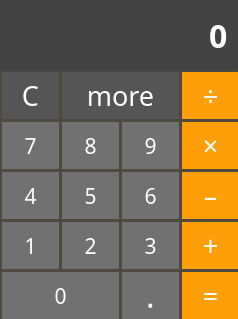
The window that Assignment_17/main_window.ui (omidNomiri/My-python-learning-process) describes before a commit, drawn with Qt 5.
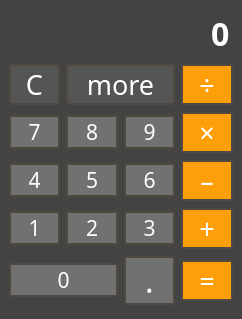
The same window after the commit.

Patch:
```diff
--- a/Assignment_17/main_window.ui
+++ b/Assignment_17/main_window.ui
@@ -6,7 +6,7 @@
    <rect>
     <x>0</x>
     <y>0</y>
-    <width>238</width>
+    <width>242</width>
     <height>319</height>
    </rect>
   </property>
@@ -21,183 +21,88 @@
 border-radius: 1px;</string>
   </property>
   <widget class="QWidget" name="centralwidget">
-   <widget class="QPushButton" name="btn_number1">
-    <property name="geometry">
-     <rect>
-      <x>0</x>
-      <y>220</y>
-      <width>61</width>
-      <height>51</height>
-     </rect>
-    </property>
+   <layout class="QGridLayout" name="gridLayout">
+    <item row="0" column="0" colspan="4">
+     <widget class="QLineEdit" name="text">
     <property name="font">
      <font>
-      <family>Segoe MDL2 Assets</family>
-      <pointsize>16</pointsize>
-     </font>
-    </property>
-    <property name="styleSheet">
-     <string notr="true">background-color: rgb(113, 113, 114);
-color: rgb(255, 255, 255);
-border: 2px solid rgb(79, 73, 64) ;</string>
-    </property>
-    <property name="text">
-     <string>1</string>
-    </property>
-   </widget>
-   <widget class="QPushButton" name="btn_number0">
-    <property name="geometry">
-     <rect>
-      <x>0</x>
-      <y>270</y>
-      <width>121</width>
-      <height>51</height>
-     </rect>
-    </property>
-    <property name="font">
-     <font>
-      <family>Segoe MDL2 Assets</family>
-      <pointsize>16</pointsize>
-     </font>
-    </property>
+        <family>Segoe UI Semibold</family>
+        <pointsize>24</pointsize>
+        <bold>true</bold>
+       </font>
+      </property>
+      <property name="layoutDirection">
+       <enum>Qt::LeftToRight</enum>
+      </property>
     <property name="styleSheet">
-     <string notr="true">background-color: rgb(113, 113, 114);
-color: rgb(255, 255, 255);
-border: 2px solid rgb(79, 73, 64) ;</string>
+       <string notr="true">color: rgb(255, 255, 255);
+
+</string>
     </property>
     <property name="text">
      <string>0</string>
     </property>
-   </widget>
-   <widget class="QPushButton" name="btn_number2">
-    <property name="geometry">
-     <rect>
-      <x>60</x>
-      <y>220</y>
-      <width>61</width>
-      <height>51</height>
-     </rect>
-    </property>
-    <property name="font">
-     <font>
-      <family>Segoe MDL2 Assets</family>
-      <pointsize>16</pointsize>
-     </font>
-    </property>
-    <property name="styleSheet">
-     <string notr="true">background-color: rgb(113, 113, 114);
-color: rgb(255, 255, 255);
-border: 2px solid rgb(79, 73, 64) ;</string>
-    </property>
-    <property name="text">
-     <string>2</string>
-    </property>
-   </widget>
-   <widget class="QPushButton" name="btn_number3">
-    <property name="geometry">
-     <rect>
-      <x>120</x>
-      <y>220</y>
-      <width>61</width>
-      <height>51</height>
-     </rect>
-    </property>
+      <property name="alignment">
+       <set>Qt::AlignRight|Qt::AlignTrailing|Qt::AlignVCenter</set>
+      </property>
+     </widget>
+    </item>
+    <item row="1" column="0">
+     <widget class="QPushButton" name="btn_clear">
     <property name="font">
      <font>
       <family>Segoe MDL2 Assets</family>
-      <pointsize>16</pointsize>
+        <pointsize>20</pointsize>
      </font>
     </property>
     <property name="styleSheet">
-     <string notr="true">background-color: rgb(113, 113, 114);
-color: rgb(255, 255, 255);
+       <string notr="true">color: rgb(255, 255, 255);
+background-color: rgb(85, 85, 86);
 border: 2px solid rgb(79, 73, 64) ;</string>
     </property>
     <property name="text">
-     <string>3</string>
-    </property>
-   </widget>
-   <widget class="QPushButton" name="btn_number4">
-    <property name="geometry">
-     <rect>
-      <x>0</x>
-      <y>170</y>
-      <width>61</width>
-      <height>51</height>
-     </rect>
-    </property>
+       <string>C</string>
+      </property>
+     </widget>
+    </item>
+    <item row="1" column="1" colspan="2">
+     <widget class="QPushButton" name="btn_more">
     <property name="font">
      <font>
       <family>Segoe MDL2 Assets</family>
-      <pointsize>16</pointsize>
+        <pointsize>20</pointsize>
      </font>
     </property>
     <property name="styleSheet">
-     <string notr="true">background-color: rgb(113, 113, 114);
-color: rgb(255, 255, 255);
+       <string notr="true">color: rgb(255, 255, 255);
+background-color: rgb(85, 85, 86);
 border: 2px solid rgb(79, 73, 64) ;</string>
     </property>
     <property name="text">
-     <string>4</string>
-    </property>
-   </widget>
-   <widget class="QPushButton" name="btn_number5">
-    <property name="geometry">
-     <rect>
-      <x>60</x>
-      <y>170</y>
-      <width>61</width>
-      <height>51</height>
-     </rect>
-    </property>
+       <string>more</string>
+      </property>
+     </widget>
+    </item>
+    <item row="1" column="3">
+     <widget class="QPushButton" name="btn_divide">
     <property name="font">
      <font>
       <family>Segoe MDL2 Assets</family>
-      <pointsize>16</pointsize>
+        <pointsize>20</pointsize>
      </font>
     </property>
     <property name="styleSheet">
-     <string notr="true">background-color: rgb(113, 113, 114);
-color: rgb(255, 255, 255);
+       <string notr="true">color: rgb(255, 255, 255);
+background-color: rgb(254, 159, 10);
 border: 2px solid rgb(79, 73, 64) ;</string>
     </property>
     <property name="text">
-     <string>5</string>
-    </property>
-   </widget>
-   <widget class="QPushButton" name="btn_number6">
-    <property name="geometry">
-     <rect>
-      <x>120</x>
-      <y>170</y>
-      <width>61</width>
-      <height>51</height>
-     </rect>
-    </property>
-    <property name="font">
-     <font>
-      <family>Segoe MDL2 Assets</family>
-      <pointsize>16</pointsize>
-     </font>
-    </property>
-    <property name="styleSheet">
-     <string notr="true">background-color: rgb(113, 113, 114);
-color: rgb(255, 255, 255);
-border: 2px solid rgb(79, 73, 64) ;</string>
-    </property>
-    <property name="text">
-     <string>6</string>
-    </property>
-   </widget>
+       <string>÷</string>
+      </property>
+     </widget>
+    </item>
+    <item row="2" column="0">
    <widget class="QPushButton" name="btn_number7">
-    <property name="geometry">
-     <rect>
-      <x>0</x>
-      <y>120</y>
-      <width>61</width>
-      <height>51</height>
-     </rect>
-    </property>
     <property name="font">
      <font>
       <family>Segoe MDL2 Assets</family>
@@ -213,15 +118,9 @@
      <string>7</string>
     </property>
    </widget>
+    </item>
+    <item row="2" column="1">
    <widget class="QPushButton" name="btn_number8">
-    <property name="geometry">
-     <rect>
-      <x>60</x>
-      <y>120</y>
-      <width>61</width>
-      <height>51</height>
-     </rect>
-    </property>
     <property name="font">
      <font>
       <family>Segoe MDL2 Assets</family>
@@ -237,15 +136,9 @@
      <string>8</string>
     </property>
    </widget>
+    </item>
+    <item row="2" column="2">
    <widget class="QPushButton" name="btn_number9">
-    <property name="geometry">
-     <rect>
-      <x>120</x>
-      <y>120</y>
-      <width>61</width>
-      <height>51</height>
-     </rect>
-    </property>
     <property name="font">
      <font>
       <family>Segoe MDL2 Assets</family>
@@ -261,39 +154,9 @@
      <string>9</string>
     </property>
    </widget>
-   <widget class="QPushButton" name="btn_divide">
-    <property name="geometry">
-     <rect>
-      <x>180</x>
-      <y>70</y>
-      <width>61</width>
-      <height>51</height>
-     </rect>
-    </property>
-    <property name="font">
-     <font>
-      <family>Segoe MDL2 Assets</family>
-      <pointsize>20</pointsize>
-     </font>
-    </property>
-    <property name="styleSheet">
-     <string notr="true">color: rgb(255, 255, 255);
-background-color: rgb(254, 159, 10);
-border: 2px solid rgb(79, 73, 64) ;</string>
-    </property>
-    <property name="text">
-     <string>÷</string>
-    </property>
-   </widget>
+    </item>
+    <item row="2" column="3">
    <widget class="QPushButton" name="btn_multiple">
-    <property name="geometry">
-     <rect>
-      <x>180</x>
-      <y>120</y>
-      <width>61</width>
-      <height>51</height>
-     </rect>
-    </property>
     <property name="font">
      <font>
       <family>Segoe MDL2 Assets</family>
@@ -309,15 +172,63 @@
      <string>×</string>
     </property>
    </widget>
+    </item>
+    <item row="3" column="0">
+     <widget class="QPushButton" name="btn_number4">
+      <property name="font">
+       <font>
+        <family>Segoe MDL2 Assets</family>
+        <pointsize>16</pointsize>
+       </font>
+      </property>
+      <property name="styleSheet">
+       <string notr="true">background-color: rgb(113, 113, 114);
+color: rgb(255, 255, 255);
+border: 2px solid rgb(79, 73, 64) ;</string>
+      </property>
+      <property name="text">
+       <string>4</string>
+      </property>
+     </widget>
+    </item>
+    <item row="3" column="1">
+     <widget class="QPushButton" name="btn_number5">
+      <property name="font">
+       <font>
+        <family>Segoe MDL2 Assets</family>
+        <pointsize>16</pointsize>
+       </font>
+      </property>
+      <property name="styleSheet">
+       <string notr="true">background-color: rgb(113, 113, 114);
+color: rgb(255, 255, 255);
+border: 2px solid rgb(79, 73, 64) ;</string>
+      </property>
+      <property name="text">
+       <string>5</string>
+      </property>
+     </widget>
+    </item>
+    <item row="3" column="2">
+     <widget class="QPushButton" name="btn_number6">
+      <property name="font">
+       <font>
+        <family>Segoe MDL2 Assets</family>
+        <pointsize>16</pointsize>
+       </font>
+      </property>
+      <property name="styleSheet">
+       <string notr="true">background-color: rgb(113, 113, 114);
+color: rgb(255, 255, 255);
+border: 2px solid rgb(79, 73, 64) ;</string>
+      </property>
+      <property name="text">
+       <string>6</string>
+      </property>
+     </widget>
+    </item>
+    <item row="3" column="3">
    <widget class="QPushButton" name="btn_sub">
-    <property name="geometry">
-     <rect>
-      <x>180</x>
-      <y>170</y>
-      <width>61</width>
-      <height>51</height>
-     </rect>
-    </property>
     <property name="font">
      <font>
       <family>Segoe MDL2 Assets</family>
@@ -333,15 +244,63 @@
      <string>–</string>
     </property>
    </widget>
+    </item>
+    <item row="4" column="0">
+     <widget class="QPushButton" name="btn_number1">
+      <property name="font">
+       <font>
+        <family>Segoe MDL2 Assets</family>
+        <pointsize>16</pointsize>
+       </font>
+      </property>
+      <property name="styleSheet">
+       <string notr="true">background-color: rgb(113, 113, 114);
+color: rgb(255, 255, 255);
+border: 2px solid rgb(79, 73, 64) ;</string>
+      </property>
+      <property name="text">
+       <string>1</string>
+      </property>
+     </widget>
+    </item>
+    <item row="4" column="1">
+     <widget class="QPushButton" name="btn_number2">
+      <property name="font">
+       <font>
+        <family>Segoe MDL2 Assets</family>
+        <pointsize>16</pointsize>
+       </font>
+      </property>
+      <property name="styleSheet">
+       <string notr="true">background-color: rgb(113, 113, 114);
+color: rgb(255, 255, 255);
+border: 2px solid rgb(79, 73, 64) ;</string>
+      </property>
+      <property name="text">
+       <string>2</string>
+      </property>
+     </widget>
+    </item>
+    <item row="4" column="2">
+     <widget class="QPushButton" name="btn_number3">
+      <property name="font">
+       <font>
+        <family>Segoe MDL2 Assets</family>
+        <pointsize>16</pointsize>
+       </font>
+      </property>
+      <property name="styleSheet">
+       <string notr="true">background-color: rgb(113, 113, 114);
+color: rgb(255, 255, 255);
+border: 2px solid rgb(79, 73, 64) ;</string>
+      </property>
+      <property name="text">
+       <string>3</string>
+      </property>
+     </widget>
+    </item>
+    <item row="4" column="3">
    <widget class="QPushButton" name="btn_sum">
-    <property name="geometry">
-     <rect>
-      <x>180</x>
-      <y>220</y>
-      <width>61</width>
-      <height>51</height>
-     </rect>
-    </property>
     <property name="font">
      <font>
       <family>Segoe MDL2 Assets</family>
@@ -357,118 +316,27 @@
      <string>+</string>
     </property>
    </widget>
-   <widget class="QPushButton" name="btn_result">
-    <property name="geometry">
-     <rect>
-      <x>180</x>
-      <y>270</y>
-      <width>61</width>
-      <height>51</height>
-     </rect>
-    </property>
+    </item>
+    <item row="5" column="0" colspan="2">
+     <widget class="QPushButton" name="btn_number0">
     <property name="font">
      <font>
       <family>Segoe MDL2 Assets</family>
-      <pointsize>20</pointsize>
+        <pointsize>16</pointsize>
      </font>
     </property>
     <property name="styleSheet">
-     <string notr="true">color: rgb(255, 255, 255);
-background-color: rgb(254, 159, 10);
+       <string notr="true">background-color: rgb(113, 113, 114);
+color: rgb(255, 255, 255);
 border: 2px solid rgb(79, 73, 64) ;</string>
-    </property>
-    <property name="text">
-     <string>=</string>
-    </property>
-   </widget>
-   <widget class="QPushButton" name="btn_clear">
-    <property name="geometry">
-     <rect>
-      <x>0</x>
-      <y>70</y>
-      <width>61</width>
-      <height>51</height>
-     </rect>
-    </property>
-    <property name="font">
-     <font>
-      <family>Segoe MDL2 Assets</family>
-      <pointsize>20</pointsize>
-     </font>
-    </property>
-    <property name="styleSheet">
-     <string notr="true">color: rgb(255, 255, 255);
-background-color: rgb(85, 85, 86);
-border: 2px solid rgb(79, 73, 64) ;</string>
-    </property>
-    <property name="text">
-     <string>C</string>
-    </property>
-   </widget>
-   <widget class="QPushButton" name="btn_more">
-    <property name="geometry">
-     <rect>
-      <x>60</x>
-      <y>70</y>
-      <width>121</width>
-      <height>51</height>
-     </rect>
-    </property>
-    <property name="font">
-     <font>
-      <family>Segoe MDL2 Assets</family>
-      <pointsize>20</pointsize>
-     </font>
-    </property>
-    <property name="styleSheet">
-     <string notr="true">color: rgb(255, 255, 255);
-background-color: rgb(85, 85, 86);
-border: 2px solid rgb(79, 73, 64) ;</string>
-    </property>
-    <property name="text">
-     <string>more</string>
-    </property>
-   </widget>
-   <widget class="QLineEdit" name="text">
-    <property name="geometry">
-     <rect>
-      <x>0</x>
-      <y>0</y>
-      <width>231</width>
-      <height>71</height>
-     </rect>
-    </property>
-    <property name="font">
-     <font>
-      <family>Segoe UI Semibold</family>
-      <pointsize>24</pointsize>
-      <bold>true</bold>
-     </font>
-    </property>
-    <property name="layoutDirection">
-     <enum>Qt::LeftToRight</enum>
-    </property>
-    <property name="styleSheet">
-     <string notr="true">color: rgb(255, 255, 255);
-
-</string>
     </property>
     <property name="text">
      <string>0</string>
     </property>
-    <property name="alignment">
-     <set>Qt::AlignRight|Qt::AlignTrailing|Qt::AlignVCenter</set>
-    </property>
-   </widget>
+     </widget>
+    </item>
+    <item row="5" column="2">
    <widget class="QPushButton" name="btn_dot">
-    <property name="geometry">
-     <rect>
-      <x>120</x>
-      <y>270</y>
-      <width>61</width>
-      <height>51</height>
-     </rect>
-    </property>
     <property name="sizePolicy">
      <sizepolicy hsizetype="Minimum" vsizetype="Fixed">
       <horstretch>0</horstretch>
@@ -496,6 +364,26 @@
      <string>.</string>
     </property>
    </widget>
+    </item>
+    <item row="5" column="3">
+     <widget class="QPushButton" name="btn_result">
+      <property name="font">
+       <font>
+        <family>Segoe MDL2 Assets</family>
+        <pointsize>20</pointsize>
+       </font>
+      </property>
+      <property name="styleSheet">
+       <string notr="true">color: rgb(255, 255, 255);
+background-color: rgb(254, 159, 10);
+border: 2px solid rgb(79, 73, 64) ;</string>
+      </property>
+      <property name="text">
+       <string>=</string>
+      </property>
+     </widget>
+    </item>
+   </layout>
   </widget>
  </widget>
  <resources/>
```
Lines whose indentation alone changed are shown as unchanged.
